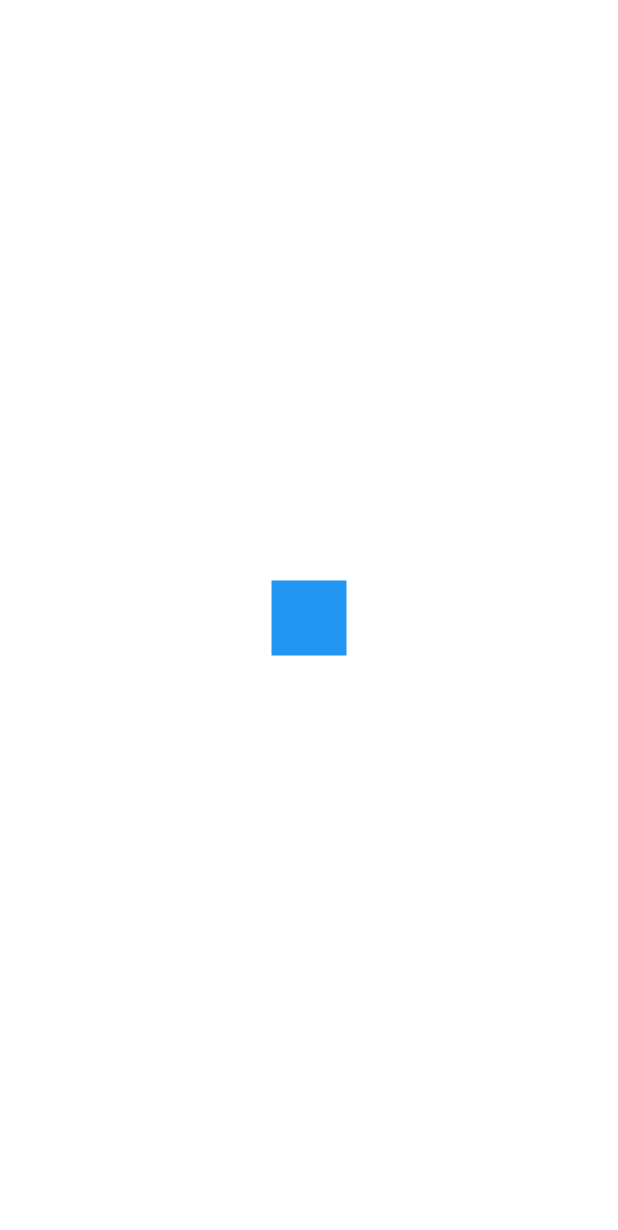
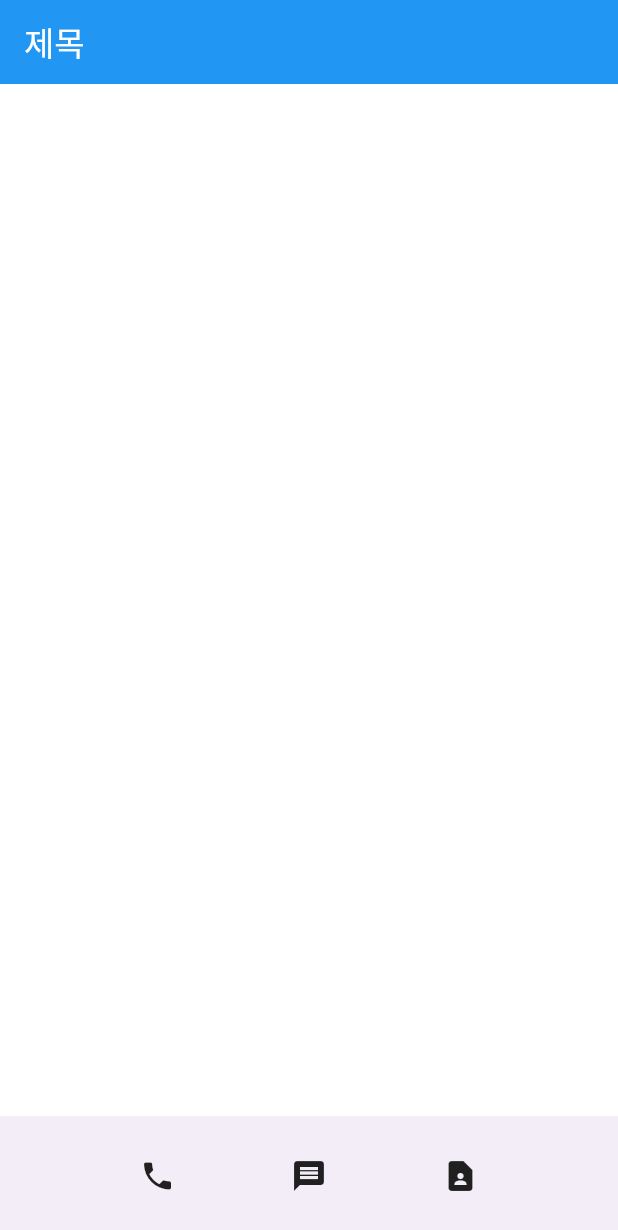
Before and after one commit to ekankr2/learn_flutter, a Flutter app: the screen it shows after launch, on a phone screen of 412 x 824 dp. Shown: the top 1230 px of the screen. Run offline on Flutter 3.47's test engine with Material 3 defaults, Android fonts, the phone set to English and light mode, and no system bars.

Commit message:
basics of Scaffold

```diff
--- a/analysis_options.yaml
+++ b/analysis_options.yaml
@@ -25,6 +25,7 @@ linter:
     avoid_print: false
     prefer_typing_uninitialized_variables: false
     prefer_const_constructors_in_immutables: false    # avoid_print: false  # Uncomment to disable the `avoid_print` rule
+    prefer_const_literals_to_create_immutables: false
     # prefer_single_quotes: true  # Uncomment to enable the `prefer_single_quotes` rule
 
 # Additional information about this file can be found at
--- a/lib/main.dart
+++ b/lib/main.dart
@@ -9,11 +9,33 @@ class MyApp extends StatelessWidget {
 
   @override
   Widget build(BuildContext context) {
-
     return MaterialApp(
-      home: Center(
-        child: Container(width: 50, height: 50, color: Colors.blue,),
-      )
-    );
+        home: Scaffold(
+      appBar: AppBar(
+        title: Row(
+          mainAxisAlignment: MainAxisAlignment.start,
+          children: [
+            Text(
+              '제목',
+              style: TextStyle(color: Colors.white),
+            )
+          ],
+        ),
+        backgroundColor: Colors.blue,
+      ),
+      body: Container(
+        color: Colors.white,
+      ),
+      bottomNavigationBar: BottomAppBar(
+        child: Row(
+          mainAxisAlignment: MainAxisAlignment.spaceEvenly,
+          children: [
+            Icon(Icons.phone),
+            Icon(Icons.message),
+            Icon(Icons.contact_page),
+          ],
+        ),
+      ),
+    ));
   }
 }
```
Also changed, not shown: assets/dog.jpeg (deleted).
